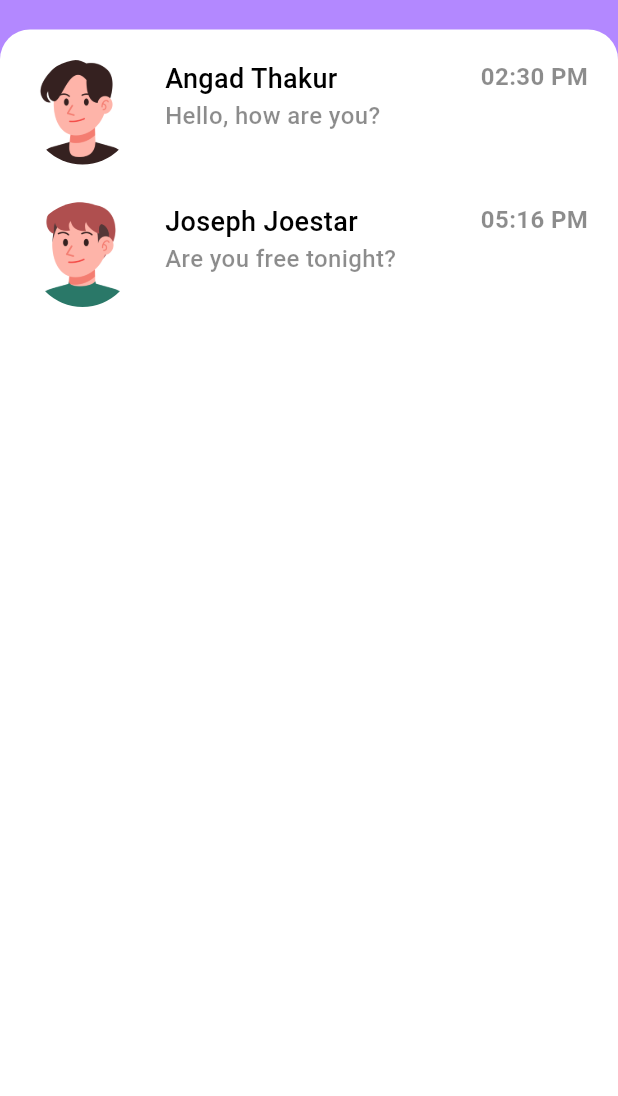
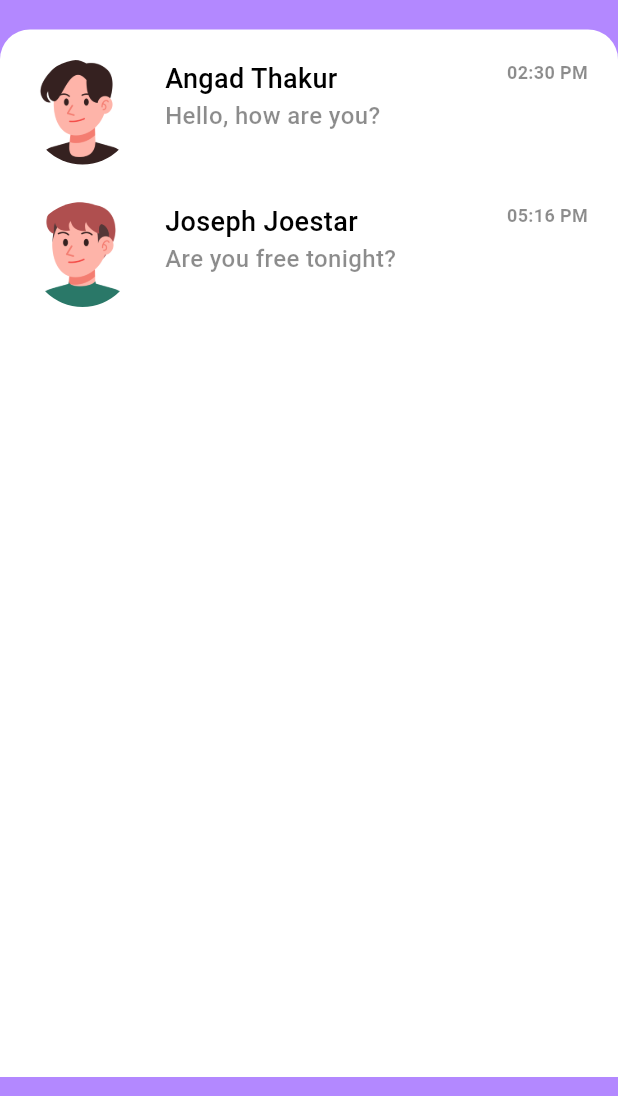
Before and after one commit to Angadthakur/ChatterBox, a Flutter app: the Home screen opened directly, on a phone screen of 412 x 824 dp, the part 140-1236 px from its top. Run offline on Flutter 3.47's test engine with Material 3 defaults, Android fonts, the phone set to English and light mode, and no system bars.

Commit message:
Modified the UI

```diff
--- a/lib/pages/home.dart
+++ b/lib/pages/home.dart
@@ -42,7 +42,7 @@ class _HomeState extends State<Home> {
               ),
               Container(
                 padding: EdgeInsets.symmetric(vertical: 20, horizontal: 20),
-                height: MediaQuery.of(context).size.height / 1.15,
+                height: MediaQuery.of(context).size.height / 1.18, //1.15
                 width: MediaQuery.of(context).size.width,
                 decoration: BoxDecoration(
                     color: Colors.white,
@@ -96,7 +96,7 @@ class _HomeState extends State<Home> {
                           '02:30 PM',
                           style: TextStyle(
                               color: Colors.black45,
-                              fontSize: 16,
+                              fontSize: 12,
                               fontWeight: FontWeight.bold),
                         ),
                       ],
@@ -152,7 +152,7 @@ class _HomeState extends State<Home> {
                           '05:16 PM',
                           style: TextStyle(
                               color: Colors.black45,
-                              fontSize: 16,
+                              fontSize: 12,
                               fontWeight: FontWeight.bold),
                         ),
                       ],
```
